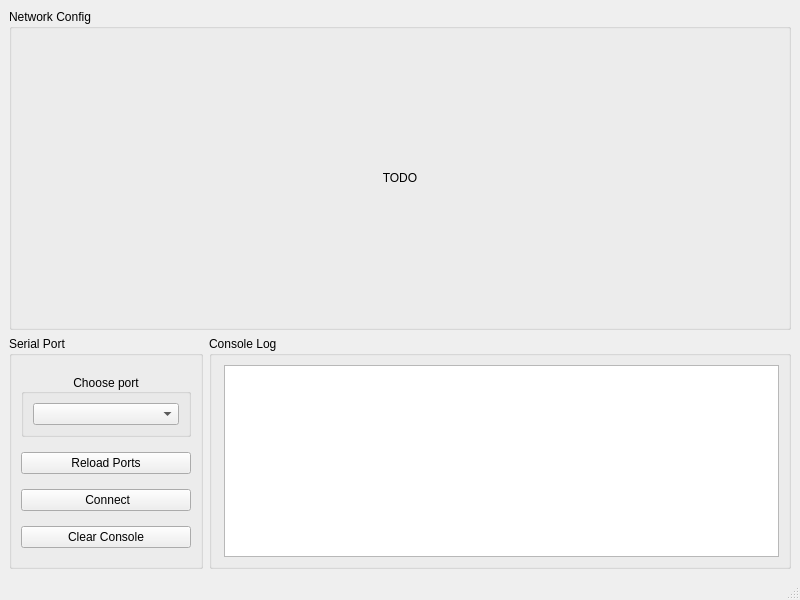
Qt form src/main/resources/ui_qt/mainwindow.ui (DemianZ/UWB-Open-RTLS-Configurator) before a commit.
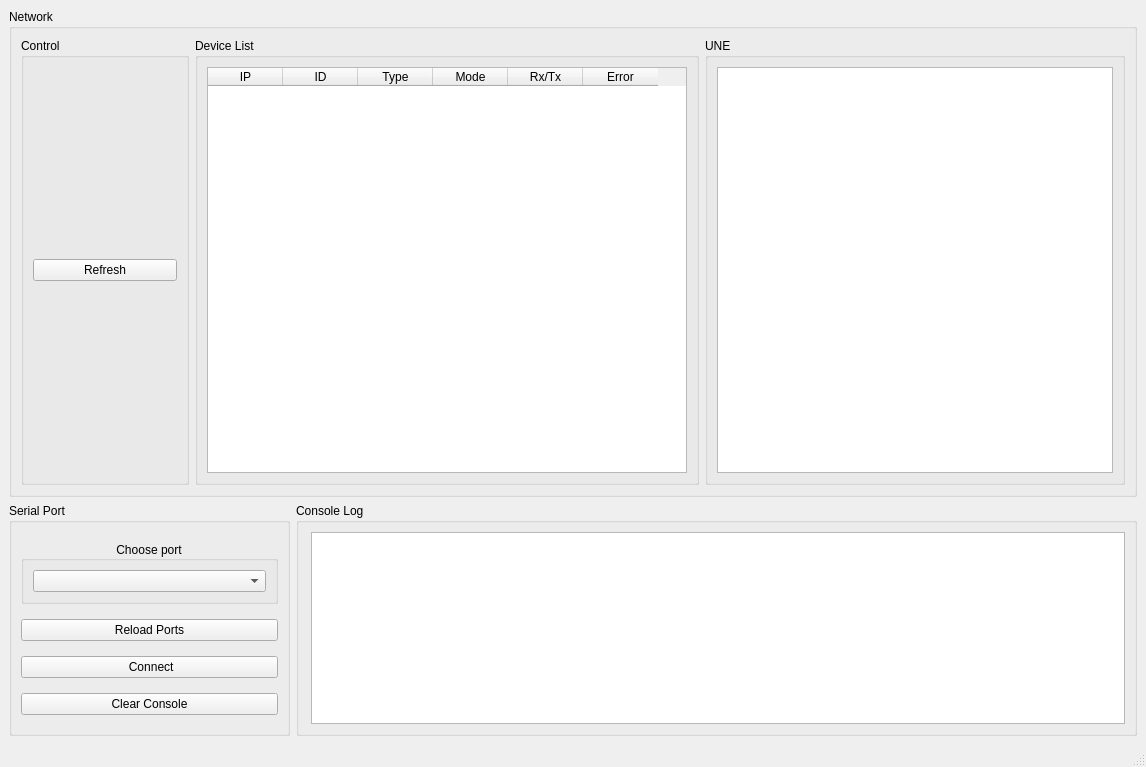
The same form after that commit.

Diff of the .ui file:
```diff
--- a/src/main/resources/ui_qt/mainwindow.ui
+++ b/src/main/resources/ui_qt/mainwindow.ui
@@ -6,8 +6,8 @@
    <rect>
     <x>0</x>
     <y>0</y>
-    <width>800</width>
-    <height>600</height>
+    <width>1146</width>
+    <height>767</height>
    </rect>
   </property>
   <property name="windowTitle">
@@ -32,17 +32,102 @@
          </sizepolicy>
         </property>
         <property name="title">
-         <string>Network Config</string>
+         <string>Network</string>
         </property>
-        <layout class="QHBoxLayout" name="horizontalLayout_2">
+        <layout class="QHBoxLayout" name="horizontalLayout_2" stretch="2,6,5">
          <item>
-          <widget class="QLabel" name="label_todo">
-           <property name="text">
-            <string>TODO</string>
+          <widget class="QGroupBox" name="groupBox">
+           <property name="title">
+            <string>Control</string>
            </property>
-           <property name="alignment">
-            <set>Qt::AlignCenter</set>
+           <layout class="QVBoxLayout" name="verticalLayout_5">
+            <item>
+             <widget class="QPushButton" name="pushButton">
+              <property name="text">
+               <string>Refresh</string>
+              </property>
+             </widget>
+            </item>
+           </layout>
+          </widget>
+         </item>
+         <item>
+          <widget class="QGroupBox" name="groupBox_3">
+           <property name="title">
+            <string>Device List</string>
            </property>
+           <layout class="QVBoxLayout" name="verticalLayout_3">
+            <item>
+             <widget class="QTableWidget" name="tableWidget_network">
+              <property name="sizePolicy">
+               <sizepolicy hsizetype="Expanding" vsizetype="Expanding">
+                <horstretch>0</horstretch>
+                <verstretch>0</verstretch>
+               </sizepolicy>
+              </property>
+              <property name="sortingEnabled">
+               <bool>true</bool>
+              </property>
+              <property name="rowCount">
+               <number>0</number>
+              </property>
+              <property name="columnCount">
+               <number>6</number>
+              </property>
+              <attribute name="horizontalHeaderVisible">
+               <bool>true</bool>
+              </attribute>
+              <attribute name="horizontalHeaderCascadingSectionResizes">
+               <bool>false</bool>
+              </attribute>
+              <attribute name="horizontalHeaderDefaultSectionSize">
+               <number>75</number>
+              </attribute>
+              <column>
+               <property name="text">
+                <string>IP</string>
+               </property>
+              </column>
+              <column>
+               <property name="text">
+                <string>ID</string>
+               </property>
+              </column>
+              <column>
+               <property name="text">
+                <string>Type</string>
+               </property>
+              </column>
+              <column>
+               <property name="text">
+                <string>Mode</string>
+               </property>
+              </column>
+              <column>
+               <property name="text">
+                <string>Rx/Tx</string>
+               </property>
+              </column>
+              <column>
+               <property name="text">
+                <string>Error</string>
+               </property>
+              </column>
+             </widget>
+            </item>
+           </layout>
+          </widget>
+         </item>
+         <item>
+          <widget class="QGroupBox" name="groupBox_2">
+           <property name="title">
+            <string>UNE</string>
+           </property>
+           <layout class="QVBoxLayout" name="verticalLayout_6">
+            <item>
+             <widget class="QTextBrowser" name="textBrowser"/>
+            </item>
+           </layout>
           </widget>
          </item>
         </layout>
```
Left out of the diff: 2 changed lines with no effect on the pictures.
